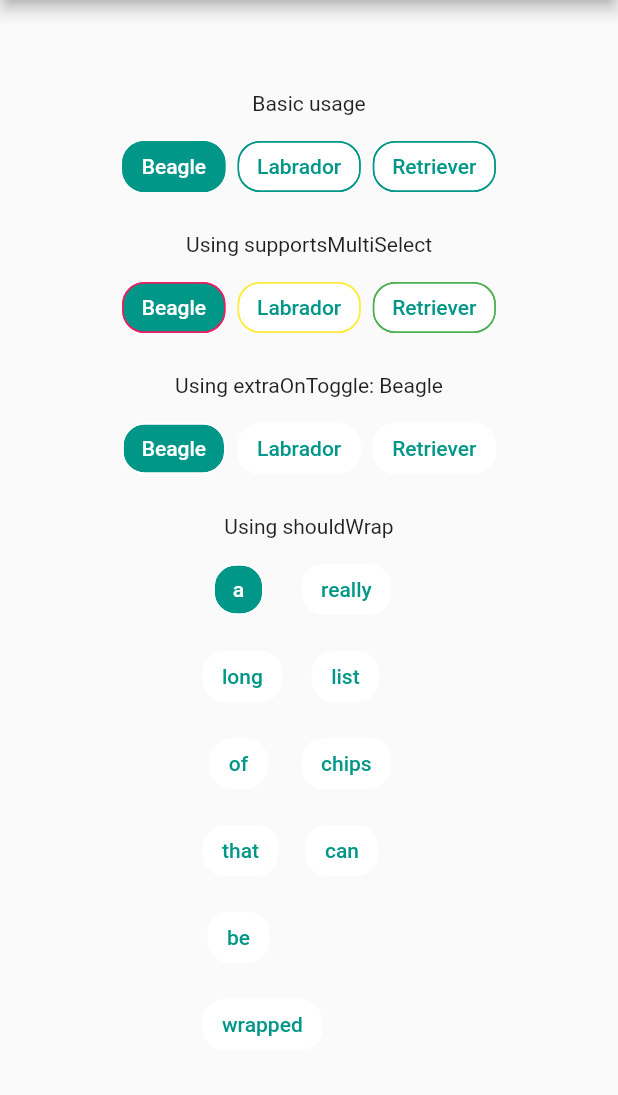
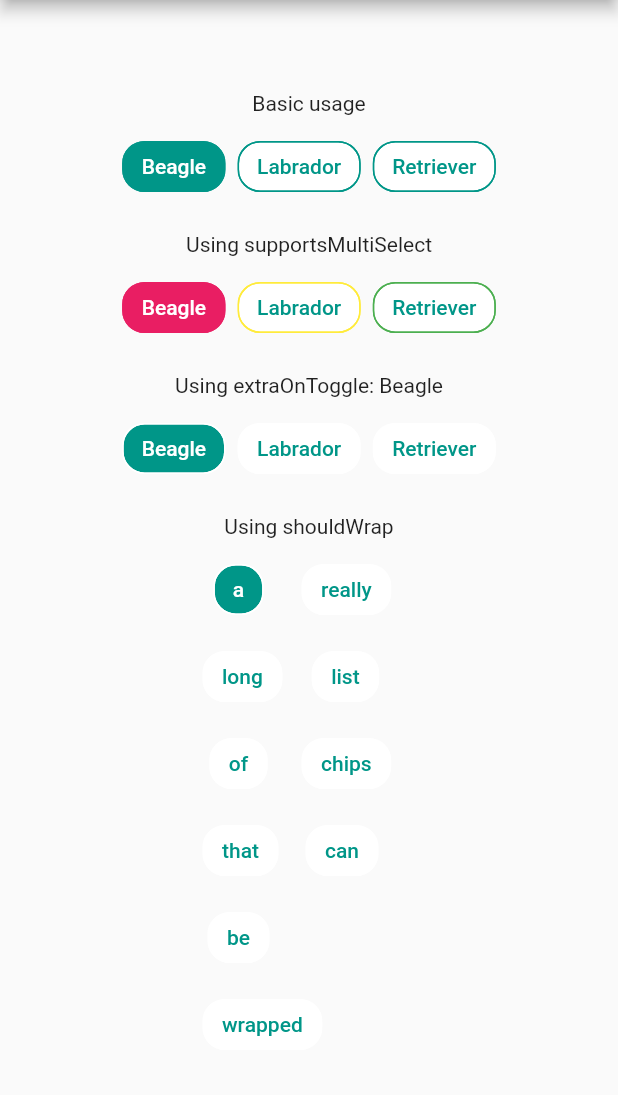
Before and after one commit to bossbeagle1509/chip_list, a Flutter app: the screen it shows after launch, on a phone screen of 412 x 824 dp, the part 84-1179 px from its top. Run offline on Flutter 3.47's test engine with Material 2 defaults, Android fonts, the phone set to English and light mode, and no system bars.

Commit message:
Added support for setting each individual active bg color and inactive bg color.

```diff
--- a/example/lib/main.dart
+++ b/example/lib/main.dart
@@ -50,8 +50,8 @@ class _HomePageState extends State<HomePage> {
           ),
           ChipList(
             listOfChipNames: _dogeNames,
-            activeBgColor: Theme.of(context).primaryColor,
-            inactiveBgColor: Colors.white,
+            activeBgColorList: [Theme.of(context).primaryColor],
+            inactiveBgColorList: [Colors.white],
             activeTextColor: Colors.white,
             inactiveTextColor: Theme.of(context).primaryColor,
             listOfChipIndicesCurrentlySeclected: [0],
@@ -69,8 +69,8 @@ class _HomePageState extends State<HomePage> {
           ChipList(
             listOfChipNames: _dogeNames,
             supportsMultiSelect: true,
-            activeBgColor: Theme.of(context).primaryColor,
-            inactiveBgColor: Colors.white,
+            activeBgColorList: [Colors.pink, Colors.yellow, Colors.green],
+            inactiveBgColorList: [Colors.white],
             activeTextColor: Colors.white,
             inactiveTextColor: Theme.of(context).primaryColor,
             listOfChipIndicesCurrentlySeclected: [0],
@@ -87,8 +87,8 @@ class _HomePageState extends State<HomePage> {
           ),
           ChipList(
             listOfChipNames: _dogeNames,
-            activeBgColor: Theme.of(context).primaryColor,
-            inactiveBgColor: Colors.white,
+            activeBgColorList: [Theme.of(context).primaryColor],
+            inactiveBgColorList: [Colors.white],
             activeTextColor: Colors.white,
             inactiveTextColor: Theme.of(context).primaryColor,
             listOfChipIndicesCurrentlySeclected: [_currentIndex],
@@ -121,8 +121,10 @@ class _HomePageState extends State<HomePage> {
                 'be',
                 'wrapped',
               ],
-              activeBgColor: Theme.of(context).primaryColor,
-              inactiveBgColor: Colors.white,
+              activeBgColorList: [Theme.of(context).primaryColor],
+              inactiveBgColorList: const [
+                Colors.white,
+              ],
               activeTextColor: Colors.white,
               inactiveTextColor: Theme.of(context).primaryColor,
               listOfChipIndicesCurrentlySeclected: [0],
--- a/lib/chip_list.dart
+++ b/lib/chip_list.dart
@@ -15,11 +15,11 @@ class ChipList extends StatefulWidget {
   const ChipList({
     Key? key,
     required this.listOfChipNames,
-    required this.activeBgColor,
-    required this.inactiveBgColor,
     required this.activeTextColor,
     required this.inactiveTextColor,
     required this.listOfChipIndicesCurrentlySeclected,
+    this.activeBgColorList = const [Colors.blue],
+    this.inactiveBgColorList = const [Colors.white],
     this.style,
     this.borderColorList = const [Colors.white],
     this.borderRadiiList = const [15],
@@ -52,15 +52,47 @@ class ChipList extends StatefulWidget {
   final bool supportsMultiSelect;
 
   /// The background color of an inactive [ChoiceChip]
-  final Color inactiveBgColor;
+  // If you want to customize the
+  /// background color of each [ChoiceChip], then set
+  /// the color of each one here in order.
+  ///
+  /// If you want to use a single color
+  /// for all chips, then set only one color here.
+  ///
+  /// Defults to [Colors.white].
+  final List<Color> inactiveBgColorList;
 
   /// The background color of an active [ChoiceChip]
-  final Color activeBgColor;
+  // If you want to customize the
+  /// background color of each [ChoiceChip], then set
+  /// the color of each one here in order.
+  ///
+  /// If you want to use a single color
+  /// for all chips, then set only one color here.
+  ///
+  /// Defults to [Colors.blue].
+  final List<Color> activeBgColorList;
 
   /// The text color of an active [ChoiceChip]
+  /// // If you want to customize the
+  /// active text color of each [ChoiceChip], then set
+  /// the color of each one here in order.
+  ///
+  /// If you want to use a single color
+  /// for all chips, then set only one color here.
+  ///
+  /// Defults to [Colors.white].
   final Color activeTextColor;
 
   /// The text color of an inactive [ChoiceChip]
+  ///  // If you want to customize the
+  /// inactive text color of each [ChoiceChip], then set
+  /// the color of each one here in order.
+  ///
+  /// If you want to use a single color
+  /// for all chips, then set only one color here.
+  ///
+  /// Defults to [Colors.blue].
   final Color inactiveTextColor;
 
   /// Initial `index` that must be selected.
@@ -231,9 +263,17 @@ class _ChipListState extends State<ChipList> {
     // if [supportsMultiSelect] is true
     if (widget.supportsMultiSelect) {
       if (widget.listOfChipIndicesCurrentlySeclected.contains(_index)) {
-        return widget.activeBgColor;
+        if (widget.activeBgColorList.length == 1) {
+          return widget.activeBgColorList.first;
+        } else {
+          return widget.activeBgColorList[_index];
+        }
       } else {
-        return widget.inactiveBgColor;
+        if (widget.inactiveBgColorList.length == 1) {
+          return widget.inactiveBgColorList.first;
+        } else {
+          return widget.inactiveBgColorList[_index];
+        }
       }
     }
 
@@ -241,9 +281,17 @@ class _ChipListState extends State<ChipList> {
     // chip is selected.
     else {
       if (_index == widget.listOfChipIndicesCurrentlySeclected.first) {
-        return widget.activeBgColor;
+        if (widget.activeBgColorList.length == 1) {
+          return widget.activeBgColorList.first;
+        } else {
+          return widget.activeBgColorList[_index];
+        }
       } else {
-        return widget.inactiveBgColor;
+        if (widget.inactiveBgColorList.length == 1) {
+          return widget.inactiveBgColorList.first;
+        } else {
+          return widget.inactiveBgColorList[_index];
+        }
       }
     }
   }
@@ -260,6 +308,16 @@ class _ChipListState extends State<ChipList> {
     if (widget.borderRadiiList.length != 1 &&
         widget.borderRadiiList.length != widget.listOfChipNames.length) {
       throw 'Length of borderRadiiList must match the length of listOfChipNames, if overriden.';
+    }
+
+    if (widget.activeBgColorList.length != 1 &&
+        widget.activeBgColorList.length != widget.listOfChipNames.length) {
+      throw 'Length of activeBgColorList must match the length of listOfChipNames, if overriden.';
+    }
+
+    if (widget.inactiveBgColorList.length != 1 &&
+        widget.inactiveBgColorList.length != widget.listOfChipNames.length) {
+      throw 'Length of inactiveBgColorList must match the length of listOfChipNames, if overriden.';
     }
   }
 
@@ -294,7 +352,9 @@ class _ChipListState extends State<ChipList> {
                           : widget.borderColorList[index],
                     ),
                   ),
-                  backgroundColor: widget.inactiveBgColor,
+                  backgroundColor: widget.inactiveBgColorList.length == 1
+                      ? widget.inactiveBgColorList.first
+                      : widget.inactiveBgColorList[index],
                   selected: _checkChipSelectionStatus(index),
                   selectedColor: _tileColorizer(index),
                   onSelected: (val) {
@@ -354,7 +414,9 @@ class _ChipListState extends State<ChipList> {
                             : widget.borderColorList[index],
                       ),
                     ),
-                    backgroundColor: widget.inactiveBgColor,
+                    backgroundColor: widget.inactiveBgColorList.length == 1
+                        ? widget.inactiveBgColorList.first
+                        : widget.inactiveBgColorList[index],
                     selected: _checkChipSelectionStatus(index),
                     selectedColor: _tileColorizer(index),
                     onSelected: (val) {
```
Also changed, not shown: example/pubspec.lock, 1 other file.
